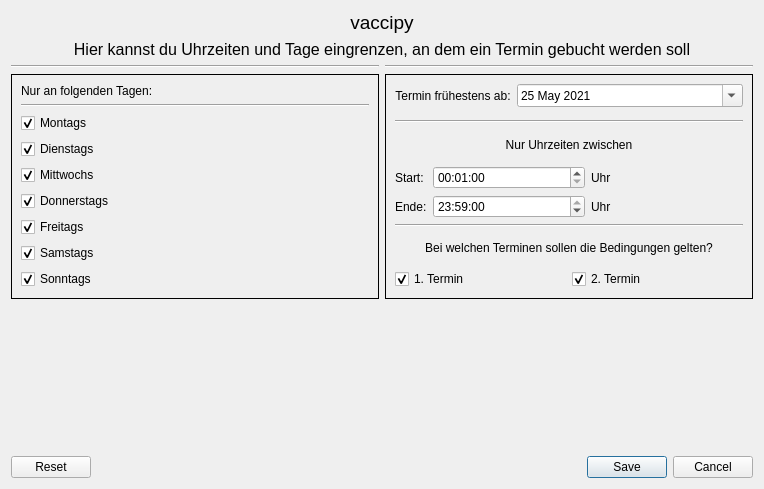
This is tools/gui/uhrzeiten.ui in timreibe/vaccipy as Qt 5 draws it before an edit. The edited form follows.
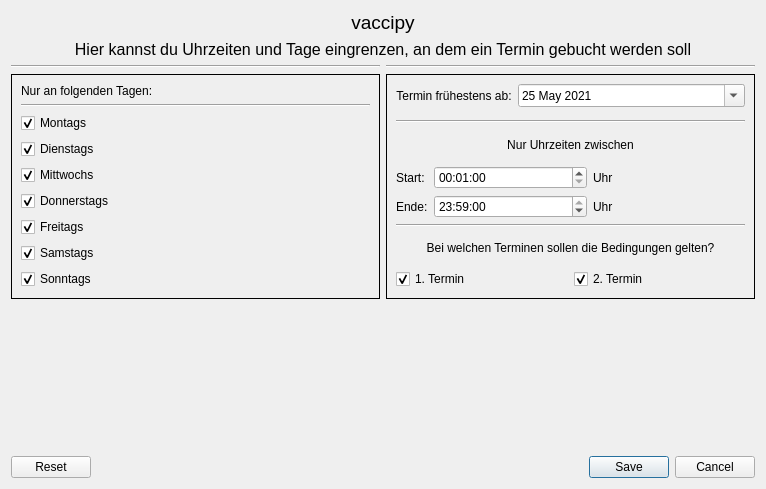
This is the edited form.

Commit message:
Add custom properties for weekdays to get python 0 to 6 enumeration from mixed checkobx
At the moment the weekdays are wrong added for example if only Sat and Sun is selected it creates weekday 3,4 which must be 5,6.

Therefore I added a custom property "weekday" to make the ui order of the checkboxes irrelvant and just count on their property 0 = Monday , 6 = Sunday

Diff of the .ui file:
```diff
--- a/tools/gui/uhrzeiten.ui
+++ b/tools/gui/uhrzeiten.ui
@@ -6,7 +6,7 @@
    <rect>
     <x>0</x>
     <y>0</y>
-    <width>764</width>
+    <width>766</width>
     <height>489</height>
    </rect>
   </property>
```
Left out of the diff: 21 changed lines with no effect on the pictures. The commit also changes 1 other file.
